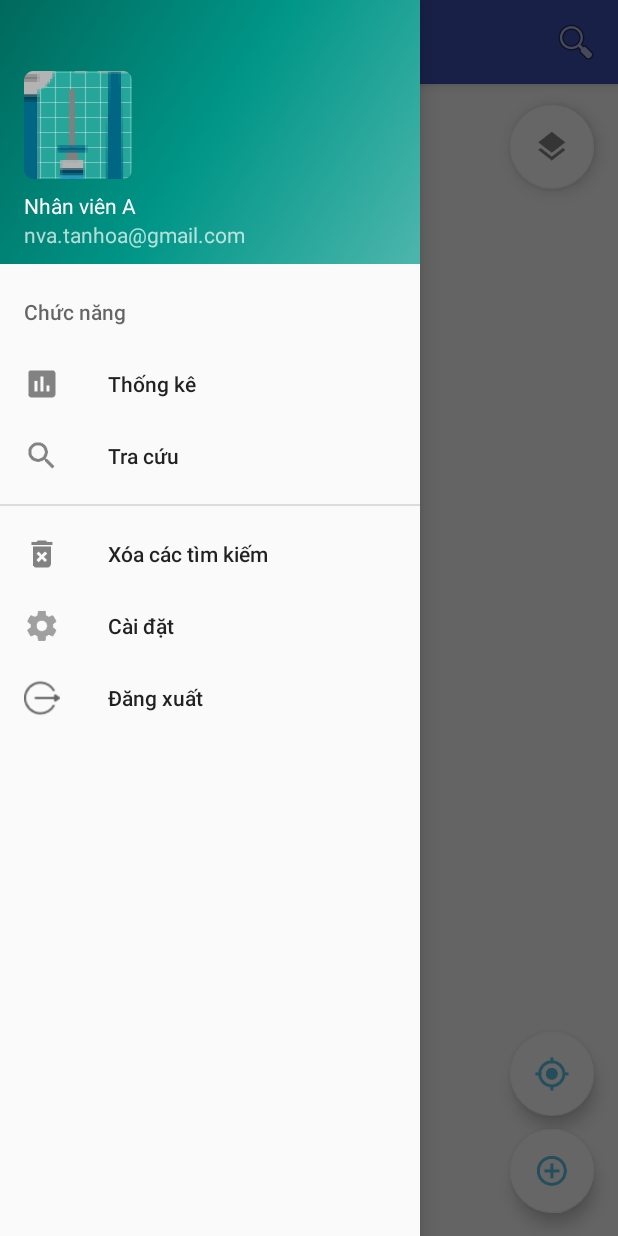
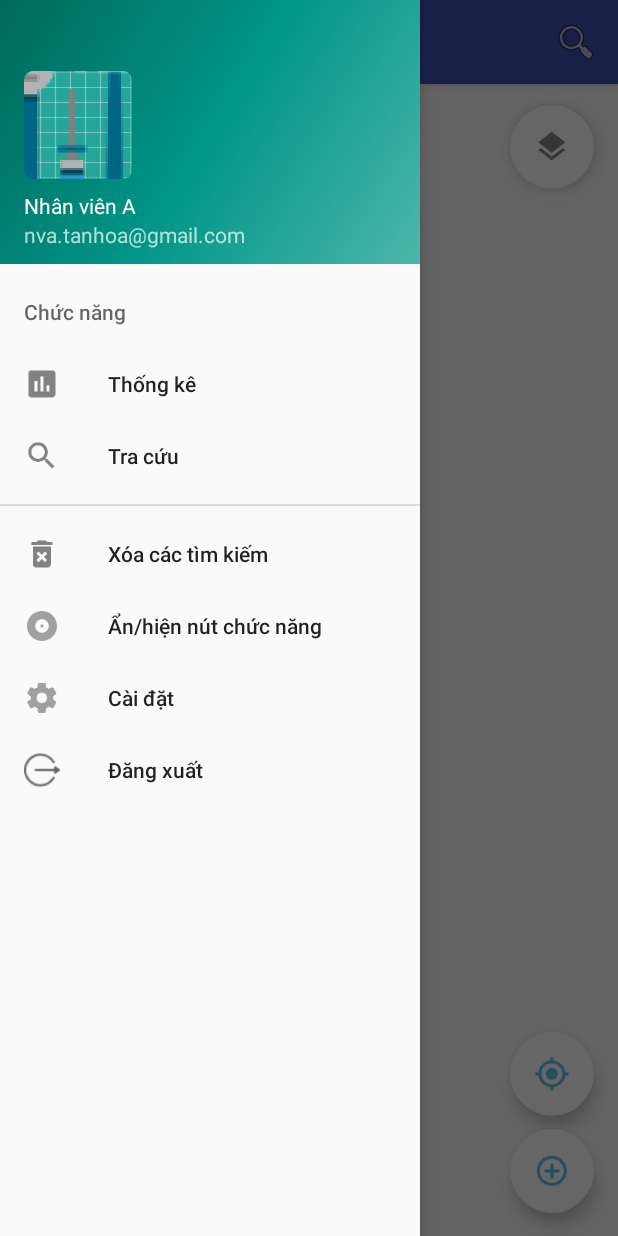
Before and after one commit to DITAGIS/HCM_TanHoa_QLSC_Android, an Android app: the screen it shows after launch (QuanLySuCo), with the side drawer open, on a phone screen of 412 x 824 dp. Run offline under Robolectric (Android 15) with nearby library versions, the phone set to English and light mode, and no system bars; libraries missing offline, so code that uses them is left out: com.esri.arcgisruntime; 28 statements that could not run were skipped.

Commit message:
an hien nut chuc nang

```diff
--- a/app/src/main/java/hcm/ditagis/com/tanhoa/qlsc/QuanLySuCo.java
+++ b/app/src/main/java/hcm/ditagis/com/tanhoa/qlsc/QuanLySuCo.java
@@ -111,6 +111,9 @@ public class QuanLySuCo extends AppCompatActivity implements NavigationView.OnNa
     private TextView txtTimSuCo;
     private TextView txtTimDiaChi;
     private LinearLayout mLayoutTimKiem;
+    private FloatingActionButton mFloatButtonLayer;
+    private FloatingActionButton mFloatButtonLocation;
+    private FloatingActionButton mFloatButtonAdd;
 
     public void setUri(Uri uri) {
         this.mUri = uri;
@@ -296,17 +299,22 @@ public class QuanLySuCo extends AppCompatActivity implements NavigationView.OnNa
         findViewById(R.id.layout_layer_open_street_map).setOnClickListener(this);
         findViewById(R.id.layout_layer_street_map).setOnClickListener(this);
         findViewById(R.id.layout_layer_topo).setOnClickListener(this);
-        findViewById(R.id.floatBtnLayer).setOnClickListener(this);
-        findViewById(R.id.floatBtnAdd).setOnClickListener(this);
+        mFloatButtonLayer = findViewById(R.id.floatBtnLayer);
+        mFloatButtonLayer.setOnClickListener(this);
+        mFloatButtonAdd = findViewById(R.id.floatBtnAdd);
+        mFloatButtonAdd.setOnClickListener(this);
         findViewById(R.id.btn_add_feature_close).setOnClickListener(this);
         findViewById(R.id.btn_layer_close).setOnClickListener(this);
         findViewById(R.id.img_layvitri).setOnClickListener(this);
-        findViewById(R.id.floatBtnLocation).setOnClickListener(this);
+        mFloatButtonLocation = findViewById(R.id.floatBtnLocation);
+        mFloatButtonLocation.setOnClickListener(this);
         txtTimSuCo = findViewById(R.id.txt_tim_su_co);
         txtTimSuCo.setOnClickListener(this);
         txtTimDiaChi = findViewById(R.id.txt_tim_dia_chi);
         txtTimDiaChi.setOnClickListener(this);
         mLayoutTimKiem = findViewById(R.id.layout_tim_kiem);
+
+        optionSearchFeature();
     }
 
     private void setLicense() {
@@ -508,6 +516,16 @@ public class QuanLySuCo extends AppCompatActivity implements NavigationView.OnNa
             mGraphicsOverlay.getGraphics().clear();
             mSearchAdapter.clear();
             mSearchAdapter.notifyDataSetChanged();
+        } else if (id == R.id.nav_visible_float_button) {
+            if (mFloatButtonLayer.getVisibility() == View.VISIBLE) {
+                mFloatButtonLayer.setVisibility(View.INVISIBLE);
+                mFloatButtonAdd.setVisibility(View.INVISIBLE);
+                mFloatButtonLocation.setVisibility(View.INVISIBLE);
+            } else {
+                mFloatButtonLayer.setVisibility(View.VISIBLE);
+                mFloatButtonAdd.setVisibility(View.VISIBLE);
+                mFloatButtonLocation.setVisibility(View.VISIBLE);
+            }
         }
         DrawerLayout drawer = (DrawerLayout) findViewById(R.id.drawer_layout);
         drawer.closeDrawer(GravityCompat.START);
@@ -543,16 +561,20 @@ public class QuanLySuCo extends AppCompatActivity implements NavigationView.OnNa
         }
     }
 
+    private void optionSearchFeature() {
+        this.isSearchingFeature = true;
+        txtTimSuCo.setTextColor(ContextCompat.getColor(this, R.color.colorPrimary));
+        txtTimSuCo.setBackgroundResource(R.drawable.layout_shape_basemap);
+
+        txtTimDiaChi.setTextColor(ContextCompat.getColor(this, R.color.colorTextColor_1));
+        txtTimDiaChi.setBackgroundResource(R.drawable.layout_shape_basemap_none);
+    }
+
     @Override
     public void onClick(View v) {
         switch (v.getId()) {
             case R.id.txt_tim_su_co:
-                this.isSearchingFeature = true;
-                txtTimSuCo.setTextColor(ContextCompat.getColor(this, R.color.colorPrimary));
-                txtTimSuCo.setBackgroundResource(R.drawable.layout_shape_basemap);
-
-                txtTimDiaChi.setTextColor(ContextCompat.getColor(this, R.color.colorTextColor_1));
-                txtTimDiaChi.setBackgroundResource(R.drawable.layout_shape_basemap_none);
+                optionSearchFeature();
                 break;
             case R.id.txt_tim_dia_chi:
                 this.isSearchingFeature = false;
--- a/app/src/main/res/menu/activity_quan_ly_su_co_drawer.xml
+++ b/app/src/main/res/menu/activity_quan_ly_su_co_drawer.xml
@@ -44,6 +44,10 @@
             android:icon="@drawable/ic_delete"
             android:title="@string/nav_xoa_tim_kiem" />
         <item
+            android:id="@+id/nav_visible_float_button"
+            android:icon="@drawable/ic_action_visible"
+            android:title="@string/nav_an_hien_nut_chuc_nang" />
+        <item
             android:id="@+id/nav_setting"
             android:icon="@drawable/ic_settings"
             android:title="@string/nav_cai_dat" />
--- a/app/src/main/res/values/strings.xml
+++ b/app/src/main/res/values/strings.xml
@@ -42,6 +42,7 @@
     <!--navigation-->
     <string name="nav_tra_cuu">Tra cứu</string>
     <string name="nav_xoa_tim_kiem">Xóa các tìm kiếm</string>
+    <string name="nav_an_hien_nut_chuc_nang">Ẩn/hiện nút chức năng</string>
     <string name="nav_cai_dat">Cài đặt</string>
     <string name="nav_log_out">Đăng xuất</string>
     <string name="nav_cai_dat_them_su_co_title">Phương thức thêm điểm sự cố</string>
```
Also changed, not shown: app/src/main/res/drawable-hdpi/ic_action_visible.png (added), app/src/main/res/drawable-mdpi/ic_action_visible.png (added), app/src/main/res/drawable-xhdpi/ic_action_visible.png (added), app/src/main/res/drawable-xxhdpi/ic_action_visible.png (added).
